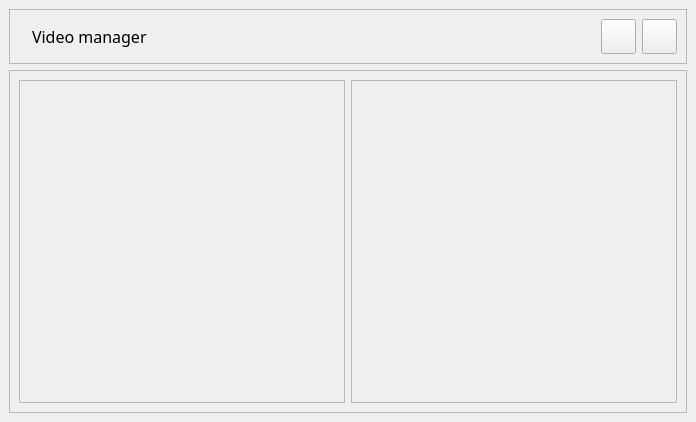
QBoff/YouTube-Video-Downloader, file uis/videoManager.ui: the form before one commit.
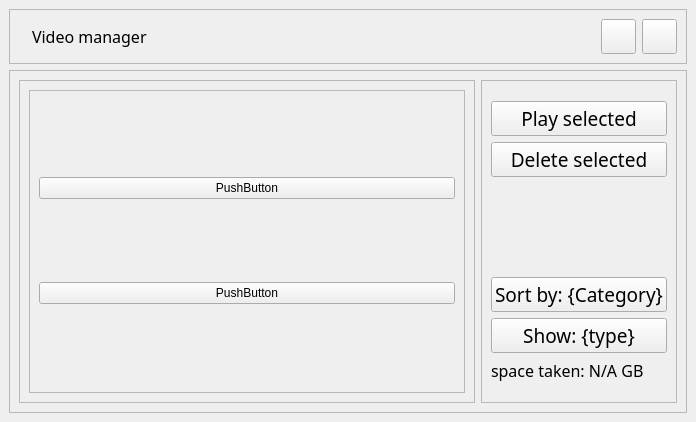
The form after the commit. Icons and pictures are not drawn.

Patch:
```diff
--- a/uis/videoManager.ui
+++ b/uis/videoManager.ui
@@ -182,16 +182,173 @@
          <property name="frameShadow">
           <enum>QFrame::Raised</enum>
          </property>
+         <layout class="QVBoxLayout" name="verticalLayout_3">
+          <item>
+           <widget class="QScrollArea" name="scrollArea">
+            <property name="widgetResizable">
+             <bool>true</bool>
+            </property>
+            <widget class="QWidget" name="contents">
+             <property name="geometry">
+              <rect>
+               <x>0</x>
+               <y>0</y>
+               <width>439</width>
+               <height>297</height>
+              </rect>
+             </property>
+             <layout class="QVBoxLayout" name="verticalLayout_4">
+              <item>
+               <widget class="QPushButton" name="pushButton_2">
+                <property name="text">
+                 <string>PushButton</string>
+                </property>
+               </widget>
+              </item>
+              <item>
+               <widget class="QPushButton" name="pushButton">
+                <property name="text">
+                 <string>PushButton</string>
+                </property>
+               </widget>
+              </item>
+             </layout>
+            </widget>
+           </widget>
+          </item>
+         </layout>
         </widget>
        </item>
        <item>
         <widget class="QFrame" name="rightSide">
+         <property name="sizePolicy">
+          <sizepolicy hsizetype="Maximum" vsizetype="Minimum">
+           <horstretch>0</horstretch>
+           <verstretch>0</verstretch>
+          </sizepolicy>
+         </property>
          <property name="frameShape">
           <enum>QFrame::StyledPanel</enum>
          </property>
          <property name="frameShadow">
           <enum>QFrame::Raised</enum>
          </property>
+         <layout class="QVBoxLayout" name="verticalLayout_2">
+          <property name="topMargin">
+           <number>20</number>
+          </property>
+          <property name="bottomMargin">
+           <number>20</number>
+          </property>
+          <item>
+           <widget class="QPushButton" name="playSelectedButton">
+            <property name="sizePolicy">
+             <sizepolicy hsizetype="Minimum" vsizetype="Maximum">
+              <horstretch>0</horstretch>
+              <verstretch>0</verstretch>
+             </sizepolicy>
+            </property>
+            <property name="font">
+             <font>
+              <family>Arial,Helvetica,sans-serif</family>
+              <pointsize>14</pointsize>
+             </font>
+            </property>
+            <property name="text">
+             <string>Play selected</string>
+            </property>
+           </widget>
+          </item>
+          <item>
+           <widget class="QPushButton" name="deleteSelectedButton">
+            <property name="sizePolicy">
+             <sizepolicy hsizetype="Minimum" vsizetype="Maximum">
+              <horstretch>0</horstretch>
+              <verstretch>0</verstretch>
+             </sizepolicy>
+            </property>
+            <property name="font">
+             <font>
+              <family>Arial,Helvetica,sans-serif</family>
+              <pointsize>14</pointsize>
+             </font>
+            </property>
+            <property name="text">
+             <string>Delete selected</string>
+            </property>
+           </widget>
+          </item>
+          <item>
+           <spacer name="verticalSpacer">
+            <property name="orientation">
+             <enum>Qt::Vertical</enum>
+            </property>
+            <property name="sizeHint" stdset="0">
+             <size>
+              <width>20</width>
+              <height>40</height>
+             </size>
+            </property>
+           </spacer>
+          </item>
+          <item>
+           <widget class="QPushButton" name="sortingButton">
+            <property name="sizePolicy">
+             <sizepolicy hsizetype="Minimum" vsizetype="Maximum">
+              <horstretch>0</horstretch>
+              <verstretch>0</verstretch>
+             </sizepolicy>
+            </property>
+            <property name="font">
+             <font>
+              <family>Arial,Helvetica,sans-serif</family>
+              <pointsize>14</pointsize>
+             </font>
+            </property>
+            <property name="text">
+             <string>Sort by: {Category}</string>
+            </property>
+           </widget>
+          </item>
+          <item>
+           <widget class="QPushButton" name="showingButton">
+            <property name="sizePolicy">
+             <sizepolicy hsizetype="Minimum" vsizetype="Maximum">
+              <horstretch>0</horstretch>
+              <verstretch>0</verstretch>
+             </sizepolicy>
+            </property>
+            <property name="font">
+             <font>
+              <family>Arial,Helvetica,sans-serif</family>
+              <pointsize>14</pointsize>
+             </font>
+            </property>
+            <property name="text">
+             <string>Show: {type}</string>
+            </property>
+           </widget>
+          </item>
+          <item>
+           <widget class="QLabel" name="spaceLabel">
+            <property name="sizePolicy">
+             <sizepolicy hsizetype="Maximum" vsizetype="Maximum">
+              <horstretch>0</horstretch>
+              <verstretch>0</verstretch>
+             </sizepolicy>
+            </property>
+            <property name="font">
+             <font>
+              <family>Arial,Helvetica,sans-serif</family>
+              <pointsize>12</pointsize>
+             </font>
+            </property>
+            <property name="text">
+             <string>space taken: N/A GB</string>
+            </property>
+           </widget>
+          </item>
+         </layout>
         </widget>
        </item>
       </layout>
```
Left out of the diff: 9 changed lines with no effect on the pictures.
